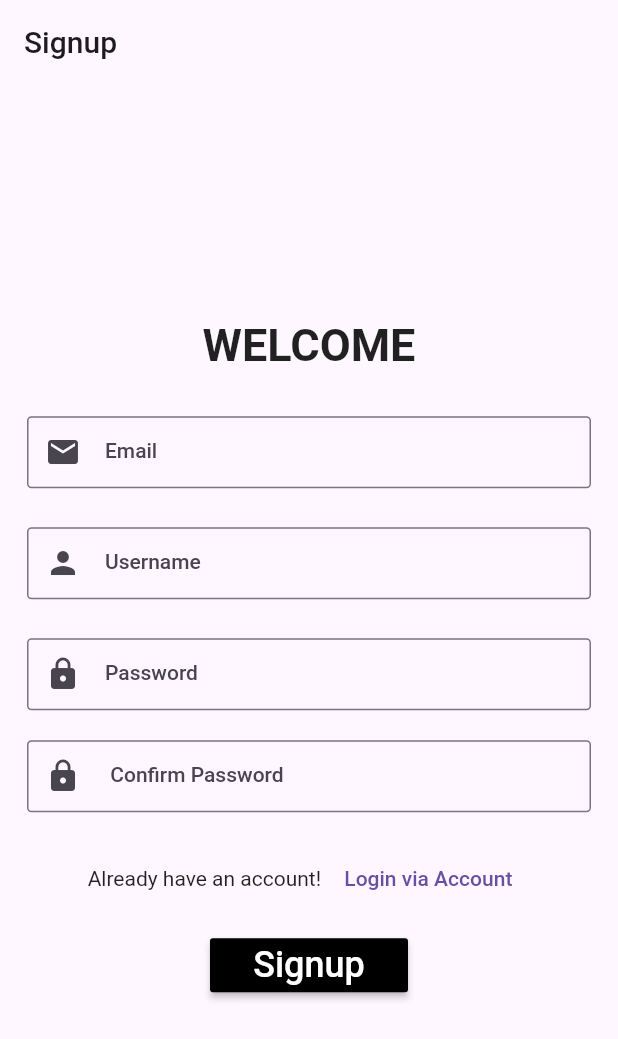
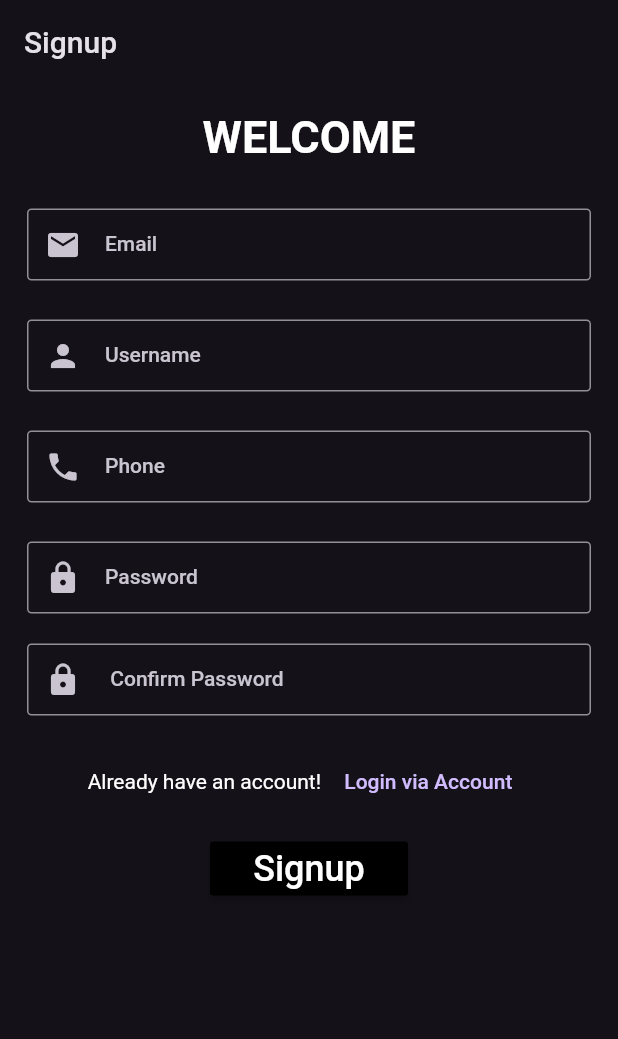
Before and after one commit to Magesh-Doodleblue/BullTech-CryptoApp-Flutter, a Flutter app: the screen it shows after launch, after a tap on "Create Account", on a phone screen of 412 x 824 dp. Shown: the top 1039 px of the screen. Run offline on Flutter 3.47's test engine with Material 2 defaults, Android fonts, the phone set to English and light mode, and no system bars; our stand-ins replace cloud_firestore, file_picker, firebase_auth, firebase_core, firebase_messaging, firebase_storage and 7 more; missing offline and left inert: quickblox_sdk; accounts and stored records are empty; network calls fail.

Commit message:
6 commit

```diff
--- a/lib/accounts_screen.dart
+++ b/lib/accounts_screen.dart
@@ -47,6 +47,7 @@ class _AccountPageState extends State<AccountPage> {
 
 // @override
 //   void initState() {
+// ignore: todo
 //     // TODO: implement initState
 //     super.initState();
 
--- a/lib/login_screen.dart
+++ b/lib/login_screen.dart
@@ -38,14 +38,17 @@ class _LoginScreenPageState extends State<LoginScreenPage> {
             style: TextStyle(fontWeight: FontWeight.bold),
           ),
         ),
-        body: Center(
-          child: Padding(
+        body: ListView(children: [
+          Padding(
             padding: const EdgeInsets.all(18.0),
             child: Form(
               key: _formKey,
               child: Column(
                 mainAxisAlignment: MainAxisAlignment.center,
                 children: [
+                  const SizedBox(
+                    height: 100,
+                  ),
                   const Text(
                     'WELCOME',
                     style: TextStyle(
@@ -113,7 +116,10 @@ class _LoginScreenPageState extends State<LoginScreenPage> {
                   Row(
                     mainAxisAlignment: MainAxisAlignment.center,
                     children: [
-                      const Text('Didnt have an account! '),
+                      const Text(
+                        'Didnt have an account! ',
+                        style: TextStyle(color: Colors.white),
+                      ),
                       TextButton(
                           onPressed: () {
                             debugPrint('Signup button clicked');
@@ -125,12 +131,18 @@ class _LoginScreenPageState extends State<LoginScreenPage> {
                   const SizedBox(
                     height: 10,
                   ),
+                  Row(
+                    mainAxisAlignment: MainAxisAlignment.center,
+                    children: [
                       MaterialButton(
                         onPressed: () {
                           if (_formKey.currentState!.validate()) {
                             debugPrint('Login button clicked');
-                        signin(context, userNameController.text,
-                            passwordController.text, userNameController.text);
+                            signin(
+                                context,
+                                userNameController.text,
+                                passwordController.text,
+                                userNameController.text);
                           }
                         },
                         color: Colors.black,
@@ -139,23 +151,25 @@ class _LoginScreenPageState extends State<LoginScreenPage> {
                           child: Center(
                             child: Text(
                               'Login',
-                          style: TextStyle(fontSize: 24, color: Colors.white),
+                              style:
+                                  TextStyle(fontSize: 24, color: Colors.white),
                             ),
                           ),
                         ),
                       ),
+                      const SizedBox(width: 10),
                       const SizedBox(
-                    height: 10,
+                          width: 2,
+                          height: 33,
+                          child: Divider(thickness: 32, color: Colors.white)),
+                      IconButton(
+                        icon: ClipRRect(
+                          borderRadius: BorderRadius.circular(40),
+                          child: Image.asset(
+                            'assets/google.jpg',
+                            width: 35,
+                            height: 35,
                           ),
-                  MaterialButton(
-                    onPressed: () {},
-                    child: const Icon(Icons.mail),
-                  ),
-                  IconButton(
-                    icon: Image.asset(
-                      'assets/google.jpg',
-                      width: 45,
-                      height: 45,
                         ),
                         onPressed: () {
                           _googleSignIn.signIn().then((userData) {
@@ -167,19 +181,19 @@ class _LoginScreenPageState extends State<LoginScreenPage> {
                       ),
                       ElevatedButton(
                           onPressed: () {
-                      Navigator.push(
-                          context,
-                          MaterialPageRoute(
-                            builder: (context) => const AccountPage(),
-                          ));
+                            // Navigator.push(
+                            //     context,
+                            //     MaterialPageRoute(
+                            //         builder: (context) => const ()));
                           },
-                    child: const Icon(Icons.abc),
+                          child: const Text("SSSSSSSSSSSS"))
+                    ],
                   ),
                 ],
               ),
             ),
           ),
-        ),
+        ]),
       ),
     );
   }
--- a/lib/main.dart
+++ b/lib/main.dart
@@ -1,8 +1,8 @@
 // ignore_for_file: library_private_types_in_public_api, depend_on_referenced_packages
 import 'package:bulltech/signup_screen.dart';
+import 'package:firebase_messaging/firebase_messaging.dart';
 import 'package:flutter/material.dart';
 import 'package:shared_preferences/shared_preferences.dart';
-import 'coin_details.dart';
 import 'homepage_screen.dart';
 import 'login_screen.dart';
 import 'package:firebase_core/firebase_core.dart';
@@ -11,6 +11,8 @@ import 'navigation_screen_home.dart';
 void main() async {
   WidgetsFlutterBinding.ensureInitialized();
   await Firebase.initializeApp();
+  final fcmToken = await FirebaseMessaging.instance.getToken();
+  print(fcmToken);
   final prefs = await SharedPreferences.getInstance();
   final isLoggedIn = prefs.getBool('isLoggedIn') ?? false;
   runApp(const MyApp());
--- a/lib/signup_screen.dart
+++ b/lib/signup_screen.dart
@@ -25,8 +25,10 @@ class _SignupScreenState extends State<SignupScreen> {
 
     final formKey = GlobalKey<FormState>();
     return MaterialApp(
+      debugShowCheckedModeBanner: false,
       theme: ThemeData(
         useMaterial3: true,
+        brightness: Brightness.dark,
         textTheme: GoogleFonts.adventProTextTheme(
           Theme.of(context).textTheme,
         ),
@@ -35,8 +37,9 @@ class _SignupScreenState extends State<SignupScreen> {
         appBar: AppBar(
           title: const Text('Signup '),
         ),
-        body: Center(
-          child: Padding(
+        body: ListView(
+          children: [
+            Padding(
               padding: const EdgeInsets.all(18.0),
               child: Form(
                 key: formKey,
@@ -47,6 +50,7 @@ class _SignupScreenState extends State<SignupScreen> {
                       'WELCOME',
                       style: TextStyle(
                         fontSize: 30,
+                        color: Colors.white,
                         fontWeight: FontWeight.bold,
                       ),
                     ),
@@ -56,10 +60,12 @@ class _SignupScreenState extends State<SignupScreen> {
                     TextFormField(
                       keyboardType: TextInputType.name,
                       controller: emailController,
+                      style: const TextStyle(color: Colors.white),
                       validator: (value) {
                         if (value!.isEmpty) {
                           return 'Enter email address';
-                      } else if (!RegExp(r'^[\w-\.]+@([\w-]+\.)+[\w-]{2,4}$')
+                        } else if (!RegExp(
+                                r'^[\w-\.]+@([\w-]+\.)+[\w-]{2,4}$') //check one @ and 1 .
                             .hasMatch(value)) {
                           return 'Enter a valid email address';
                         } else {
@@ -87,6 +93,7 @@ class _SignupScreenState extends State<SignupScreen> {
                     TextFormField(
                       keyboardType: TextInputType.name,
                       controller: userNameController,
+                      style: const TextStyle(color: Colors.white),
                       validator: (value) {
                         if (value!.isEmpty) {
                           return 'You forgot to give Username';
@@ -108,33 +115,37 @@ class _SignupScreenState extends State<SignupScreen> {
                     const SizedBox(
                       height: 26,
                     ),
-                  // TextFormField(
-                  //   keyboardType: TextInputType.name,
-                  //   controller: phoneNumberController,
-                  //   validator: (value) {
-                  //     if (value!.isEmpty) {
-                  //       return 'You forgot to enter phone number';
-                  //     } else if (value.length != 10) {
-                  //       return 'Phone should have 10 Digits';
-                  //     } else if (!RegExp(r'^[6-9]\d{9}$').hasMatch(value)) {
-                  //       return 'Enter a valid phone number';
-                  //     }
-                  //     return null;
-                  //   },
-                  //   decoration: InputDecoration(
-                  //     labelText: "Phone",
-                  //     hintText: "Give Phone number",
-                  //     prefixIcon: const Icon(Icons.person),
-                  //     border: OutlineInputBorder(
-                  //       borderRadius: BorderRadius.circular(3),
-                  //       gapPadding: 3,
-                  //     ),
-                  //   ),
-                  // ),
-
+                    TextFormField(
+                      keyboardType: TextInputType.name,
+                      controller: phoneNumberController,
+                      style: const TextStyle(color: Colors.white),
+                      validator: (value) {
+                        if (value!.isEmpty) {
+                          return 'You forgot to enter phone number';
+                        } else if (value.length != 10) {
+                          return 'Phone should have 10 Digits';
+                        } else if (!RegExp(r'^[6-9]\d{9}$').hasMatch(value)) {
+                          return 'Enter a valid phone number';
+                        }
+                        return null;
+                      },
+                      decoration: InputDecoration(
+                        labelText: "Phone",
+                        hintText: "Give Phone number",
+                        prefixIcon: const Icon(Icons.phone),
+                        border: OutlineInputBorder(
+                          borderRadius: BorderRadius.circular(3),
+                          gapPadding: 3,
+                        ),
+                      ),
+                    ),
+                    const SizedBox(
+                      height: 26,
+                    ),
                     TextFormField(
                       keyboardType: TextInputType.name,
                       controller: passwordController,
+                      style: const TextStyle(color: Colors.white),
                       obscureText: true,
                       validator: (value) {
                         if (value!.isEmpty) {
@@ -165,15 +176,15 @@ class _SignupScreenState extends State<SignupScreen> {
                       keyboardType: TextInputType.name,
                       controller: confirmPasswordController,
                       obscureText: true,
+                      style: const TextStyle(color: Colors.white),
                       validator: (value) {
                         if (value!.isEmpty) {
                           return 'You forgot to enter password';
                         } else if (value.length < 8) {
                           return 'Password must be at least 8 characters';
-                      } else if (!RegExp(
-                              r'^(?=.*?[a-zA-Z])(?=.*?[0-9])(?=.*?[!@#\$&*~]).{8,}$')
-                          .hasMatch(value)) {
-                        return 'Password should have at @1least 1 letter, 1 number, 1 special character';
+                        } else if (confirmPasswordController !=
+                            passwordController) {
+                          return 'Confirm Password should be same';
                         }
                         return null;
                       },
@@ -193,7 +204,10 @@ class _SignupScreenState extends State<SignupScreen> {
                     Row(
                       mainAxisAlignment: MainAxisAlignment.center,
                       children: [
-                      const Text('Already have an account! '),
+                        const Text(
+                          'Already have an account! ',
+                          style: TextStyle(color: Colors.white),
+                        ),
                         TextButton(
                             onPressed: () {
                               debugPrint('Login button clicked');
@@ -234,6 +248,7 @@ class _SignupScreenState extends State<SignupScreen> {
                 ),
               ),
             ),
+          ],
         ),
       ),
     );
--- a/pubspec.yaml
+++ b/pubspec.yaml
@@ -86,8 +86,8 @@ flutter:
   uses-material-design: true
 
   # To add assets to your application, add an assets section, like this:
-  # assets:
-  #   - images/a_dot_burr.jpeg
+  assets:
+    - assets/
   #   - images/a_dot_ham.jpeg
 
   # An image asset can refer to one or more resolution-specific "variants", see
```
Also changed, not shown: 1 other file. Lines whose indentation alone changed are shown as unchanged.
